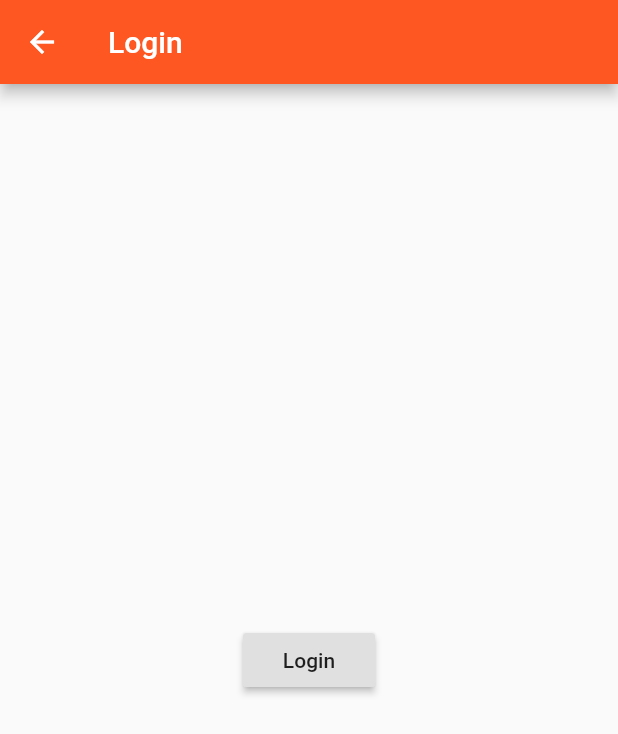
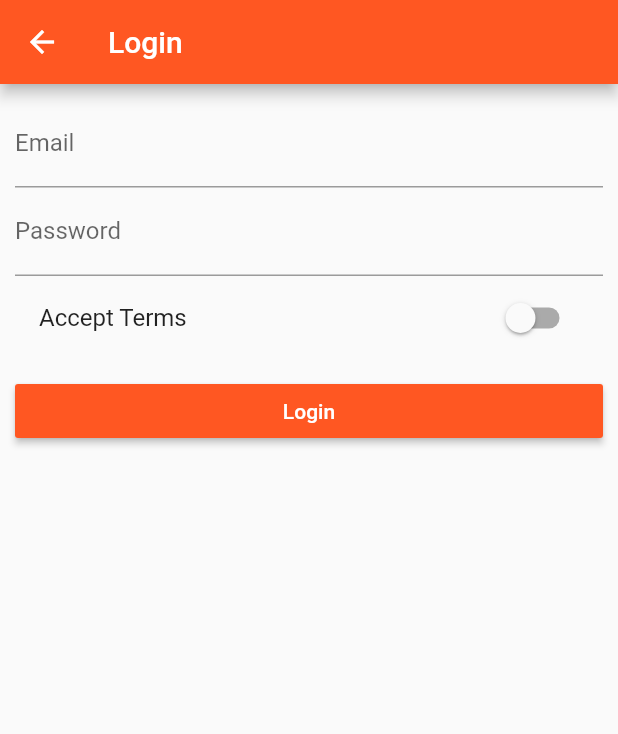
Before and after one commit to mtayyab010/flutter_course, a Flutter app: the AuthPage screen opened directly, on a phone screen of 412 x 824 dp. Shown: the top 734 px of the screen. Run offline on Flutter 3.47's test engine with Material 2 defaults, Android fonts, the phone set to English and light mode, and no system bars.

Commit message:
login page setup

```diff
--- a/lib/main.dart
+++ b/lib/main.dart
@@ -46,7 +46,8 @@ class _MyAppState extends State<MyApp> {
       ),
       // home: AuthPage(),
       routes: {
-        '/': (BuildContext context) =>
+        '/': (BuildContext context) => AuthPage(),
+        '/products': (BuildContext context) =>
             ProductsPage(_products),
         '/admin': (BuildContext context) => ProductsAdminPage(_addProduct, _deleteProduct)
       },
--- a/lib/pages/auth.dart
+++ b/lib/pages/auth.dart
@@ -2,21 +2,68 @@ import 'package:flutter/material.dart';
 
 import './products.dart';
 
-class AuthPage extends StatelessWidget {
+class AuthPage extends StatefulWidget {
+  @override
+  State<StatefulWidget> createState() {
+    return _AuthPage();
+  }
+}
+
+class _AuthPage extends State<AuthPage> {
+  String _emailValue;
+  String _passwordValue;
+  bool _acceptTerms = false;
+
   @override
   Widget build(BuildContext context) {
     return Scaffold(
       appBar: AppBar(
         title: Text('Login'),
       ),
-      body: Center(
-        child: RaisedButton(
-          child: Text('Login'),
-          onPressed: () {
-            Navigator.pushReplacementNamed(context, '/');
-          },
-        ),
-      ),
+      body: Container(
+          margin: EdgeInsets.all(10.0),
+          child: ListView(
+            children: <Widget>[
+              TextField(
+                keyboardType: TextInputType.emailAddress,
+                decoration: InputDecoration(labelText: 'Email'),
+                onChanged: (String value) {
+                  setState(() {
+                    _emailValue = value;
+                  });
+                },
+              ),
+              TextField(
+                obscureText: true,
+                decoration: InputDecoration(labelText: 'Password'),
+                onChanged: (String value) {
+                  setState(() {
+                    _passwordValue = value;
+                  });
+                },
+              ),
+              SwitchListTile(
+                value: _acceptTerms,
+                title: Text('Accept Terms'),
+                onChanged: (bool value) {
+                  setState(() {
+                    _acceptTerms = value;
+                  });
+                },
+              ),
+              SizedBox(height: 10.0),
+              RaisedButton(
+                color: Theme.of(context).primaryColor,
+                textColor: Colors.white,
+                child: Text('Login'),
+                onPressed: () {
+                  print(_emailValue);
+                  print(_passwordValue);
+                  Navigator.pushReplacementNamed(context, '/products');
+                },
+              ),
+            ],
+          )),
     );
   }
 }
--- a/lib/pages/products_admin.dart
+++ b/lib/pages/products_admin.dart
@@ -24,7 +24,7 @@ class ProductsAdminPage extends StatelessWidget {
               ListTile(
                 title: Text('All Products'),
                 onTap: () {
-                  Navigator.pushReplacementNamed(context, '/');
+                  Navigator.pushReplacementNamed(context, '/products');
                 },
               ),
             ],
```
Also changed, not shown: lib/pages/product_create.dart (+13 -9 lines), 1 other file.
